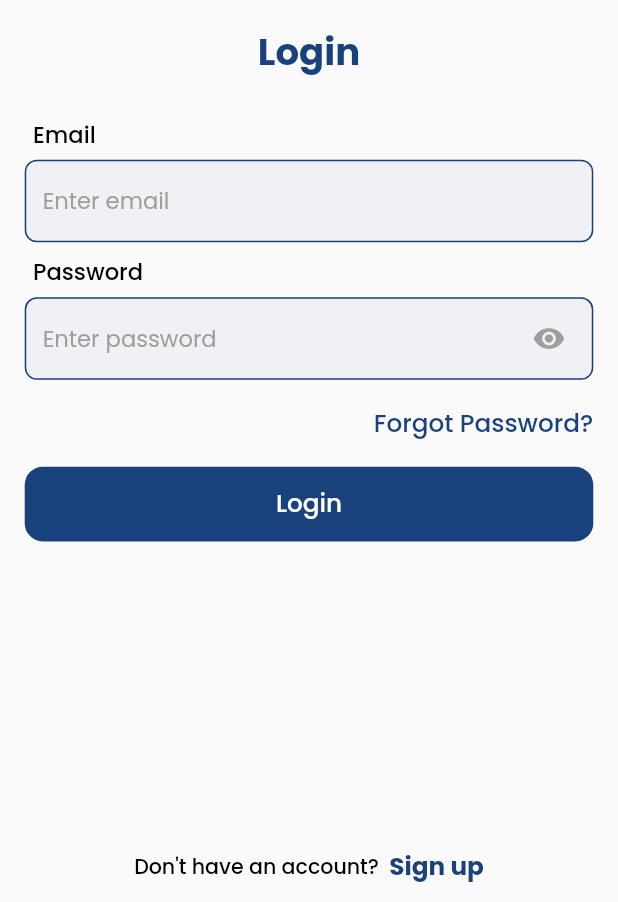
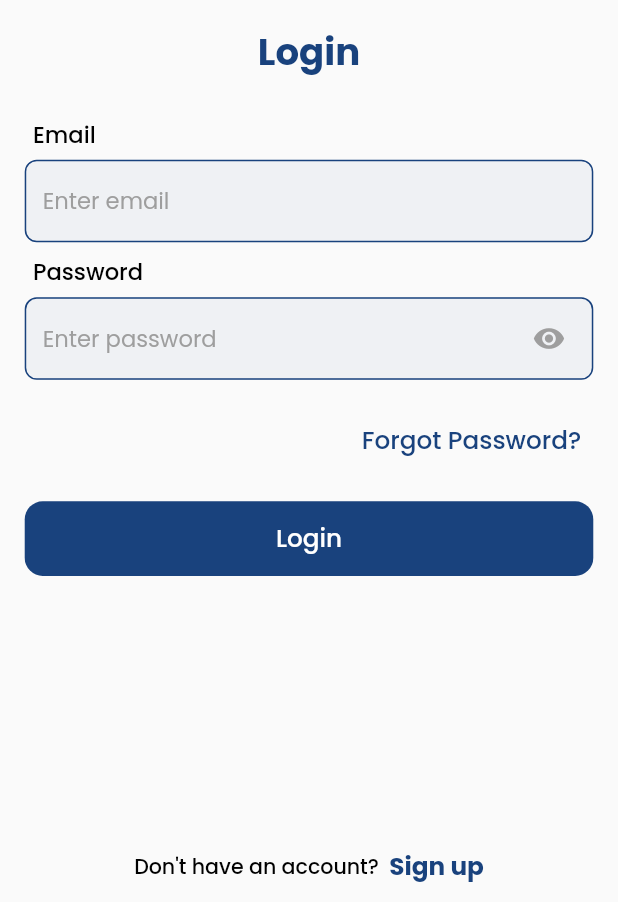
Before and after one commit to NaqashShabbir/legal-links, a Flutter app: the screen it shows after launch, on a phone screen of 412 x 824 dp, the part 334-1236 px from its top. Run offline on Flutter 3.47's test engine with Material 2 defaults, Android fonts, the phone set to English and light mode, and no system bars; our stand-ins replace bot_toast, get, google_fonts, pin_code_fields, sizer.

Commit message:
Done all changes

```diff
--- a/lib/main.dart
+++ b/lib/main.dart
@@ -4,7 +4,7 @@ import 'package:get/get.dart';
 import 'package:provider/provider.dart';
 import 'package:sizer/sizer.dart';
 
-import 'resources/routes/app_routes.dart';
+import 'routes/app_routes.dart';
 import 'src/auth/vm/auth_vm.dart';
 import 'src/landing_page/view/splash_screen.dart';
 
--- a/lib/resources/app_colors.dart
+++ b/lib/resources/app_colors.dart
@@ -6,4 +6,5 @@ class AppColors {
   static const secondary = Color.fromARGB(255, 0x04, 0x12, 0x28);
   static const grey = Color.fromARGB(255, 0xdd, 0xdd, 0xdd);
   static const white = Color.fromARGB(255, 0xFF, 0xFF, 0xFF);
+  static const red = Colors.red;
 }
--- a/lib/resources/routes/app_routes.dart
+++ b/lib/routes/app_routes.dart
@@ -2,7 +2,7 @@ import 'package:get/route_manager.dart';
 import 'package:legal_links_app/src/auth/view/login_screen.dart';
 import 'package:legal_links_app/src/auth/view/signup_screen.dart';
 
-import '../../src/landing_page/view/splash_screen.dart';
+import '../src/landing_page/view/splash_screen.dart';
 
 abstract class AppPages {
   static final List<GetPage> pages = [
--- a/lib/src/auth/view/login_screen.dart
+++ b/lib/src/auth/view/login_screen.dart
@@ -7,10 +7,10 @@ import 'package:provider/provider.dart';
 import 'package:sizer/sizer.dart';
 import '../../../resources/app_colors.dart';
 import '../../../resources/app_text_styles.dart';
-import '../../../resources/bottom_sheets/forget_password_sheet.dart';
-import '../../../resources/common-widgets/custom_button.dart';
-import '../../../resources/common-widgets/custom_textformfield.dart';
-import '../../../resources/common-widgets/global_widget.dart';
+import '../../../utils/bottom_sheets/forget_password_sheet.dart';
+import '../../../utils/common-widgets/custom_button.dart';
+import '../../../utils/common-widgets/custom_textformfield.dart';
+import '../../../utils/common-widgets/global_widget.dart';
 import '../../../resources/validator.dart';
 import '../../../utils/hights_widths.dart';
 import '../vm/auth_vm.dart';
@@ -103,8 +103,8 @@ class _LoginScreenState extends State<LoginScreen> {
                   h2,
                   Align(
                     alignment: Alignment.bottomRight,
-                    child: InkWell(
-                      onTap: () {
+                    child: TextButton(
+                      onPressed: () {
                         {
                           // Get.bottomSheet(ChangePasswordSheet());
                           Get.bottomSheet(
--- a/lib/src/auth/view/signup_screen.dart
+++ b/lib/src/auth/view/signup_screen.dart
@@ -4,9 +4,9 @@ import 'package:provider/provider.dart';
 import 'package:sizer/sizer.dart';
 
 import '../../../resources/app_colors.dart';
-import '../../../resources/common-widgets/custom_button.dart';
-import '../../../resources/common-widgets/custom_textformfield.dart';
-import '../../../resources/common-widgets/global_widget.dart';
+import '../../../utils/common-widgets/custom_button.dart';
+import '../../../utils/common-widgets/custom_textformfield.dart';
+import '../../../utils/common-widgets/global_widget.dart';
 import '../../../resources/validator.dart';
 import '../../../utils/hights_widths.dart';
 import '../../../utils/zbot_toast.dart';
--- a/lib/resources/bottom_sheets/app_sheet.dart
+++ b/lib/utils/bottom_sheets/app_sheet.dart
@@ -2,9 +2,9 @@ import 'package:flutter/material.dart';
 import 'package:get/get.dart';
 import 'package:sizer/sizer.dart';
 
-import '../../utils/hights_widths.dart';
-import '../app_colors.dart';
-import '../app_text_styles.dart';
+import '../hights_widths.dart';
+import '../../resources/app_colors.dart';
+import '../../resources/app_text_styles.dart';
 import '../common-widgets/custom_button.dart';
 
 class AppBottomSheet extends StatefulWidget {
--- a/lib/resources/bottom_sheets/congragulations_sheet.dart
+++ b/lib/utils/bottom_sheets/congragulations_sheet.dart
@@ -1,8 +1,8 @@
 import 'package:flutter/material.dart';
 import 'package:sizer/sizer.dart';
-import '../../utils/hights_widths.dart';
-import '../app_colors.dart';
-import '../app_text_styles.dart';
+import '../hights_widths.dart';
+import '../../resources/app_colors.dart';
+import '../../resources/app_text_styles.dart';
 import '../common-widgets/custom_button.dart';
 
 class CongratulationsSheet extends StatefulWidget {
--- a/lib/resources/bottom_sheets/otp_sheet.dart
+++ b/lib/utils/bottom_sheets/otp_sheet.dart
@@ -6,9 +6,9 @@ import 'package:get/get.dart';
 import 'package:pin_code_fields/pin_code_fields.dart';
 import 'package:sizer/sizer.dart';
 import '../../../../../resources/validator.dart';
-import '../../utils/hights_widths.dart';
-import '../app_colors.dart';
-import '../app_text_styles.dart';
+import '../hights_widths.dart';
+import '../../resources/app_colors.dart';
+import '../../resources/app_text_styles.dart';
 import '../common-widgets/custom_button.dart';
 import 'change_password_sheet.dart';
 
--- a/lib/resources/common-widgets/app_decoration.dart
+++ b/lib/utils/common-widgets/app_decoration.dart
@@ -1,7 +1,7 @@
 import 'package:flutter/material.dart';
 import 'package:sizer/sizer.dart';
-import '../app_colors.dart';
-import '../app_text_styles.dart';
+import '../../resources/app_colors.dart';
+import '../../resources/app_text_styles.dart';
 
 class AppDecoration {
   static InputDecoration fieldDecoration(
@@ -28,8 +28,8 @@ class AppDecoration {
 
       hintStyle:
           AppTextStyles.poppinsRegular(fontSize: 11.sp, color: Colors.grey),
-      errorStyle: AppTextStyles.poppinsRegular(
-          fontSize: 9.sp, color: AppColors.primary),
+      errorStyle:
+          AppTextStyles.poppinsRegular(fontSize: 9.sp, color: AppColors.red),
       enabledBorder: OutlineInputBorder(
           borderSide: const BorderSide(color: AppColors.primary),
           borderRadius: BorderRadius.circular(8)),
--- a/lib/resources/common-widgets/custom_button.dart
+++ b/lib/utils/common-widgets/custom_button.dart
@@ -2,8 +2,8 @@
 
 import 'package:flutter/material.dart';
 import 'package:sizer/sizer.dart';
-import '../app_colors.dart';
-import '../app_text_styles.dart';
+import '../../resources/app_colors.dart';
+import '../../resources/app_text_styles.dart';
 
 class CustomButton extends StatelessWidget {
   final String text;
--- a/lib/resources/common-widgets/custom_textformfield.dart
+++ b/lib/utils/common-widgets/custom_textformfield.dart
@@ -1,6 +1,6 @@
 import 'package:flutter/material.dart';
 import 'package:sizer/sizer.dart';
-import '../app_text_styles.dart';
+import '../../resources/app_text_styles.dart';
 import 'app_decoration.dart';
 
 class CustomTextFormField extends StatefulWidget {
--- a/lib/resources/common-widgets/global_widget.dart
+++ b/lib/utils/common-widgets/global_widget.dart
@@ -1,8 +1,8 @@
 import 'package:flutter/material.dart';
 import 'package:get/get.dart';
 import 'package:sizer/sizer.dart';
-import '../app_colors.dart';
-import '../app_text_styles.dart';
+import '../../resources/app_colors.dart';
+import '../../resources/app_text_styles.dart';
 
 class GlobalWidgets {
   static showSnackBar(context, text) {
```
Also changed, not shown: lib/utils/bottom_sheets/change_password_sheet.dart (renamed from lib/resources/bottom_sheets/change_password_sheet.dart, +4 -4 lines), lib/utils/bottom_sheets/forget_password_sheet.dart (renamed from lib/resources/bottom_sheets/forget_password_sheet.dart, +5 -5 lines), lib/utils/bottom_sheets/update_password_sheet.dart (renamed from lib/resources/bottom_sheets/update_password_sheet.dart, +4 -4 lines).
